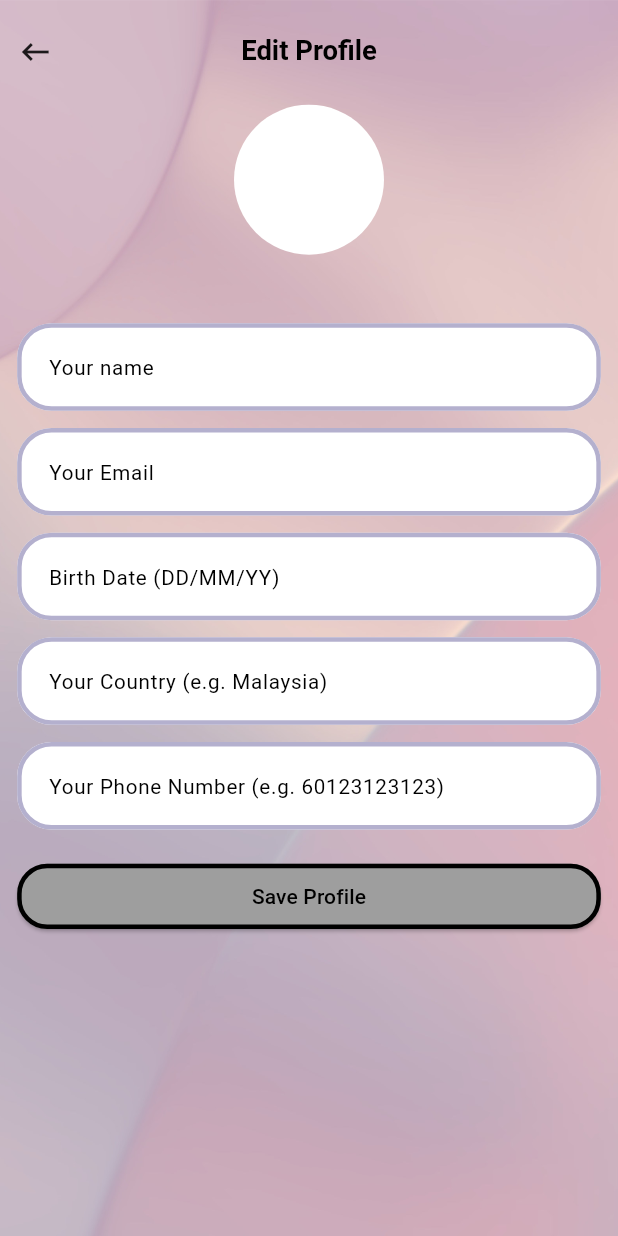
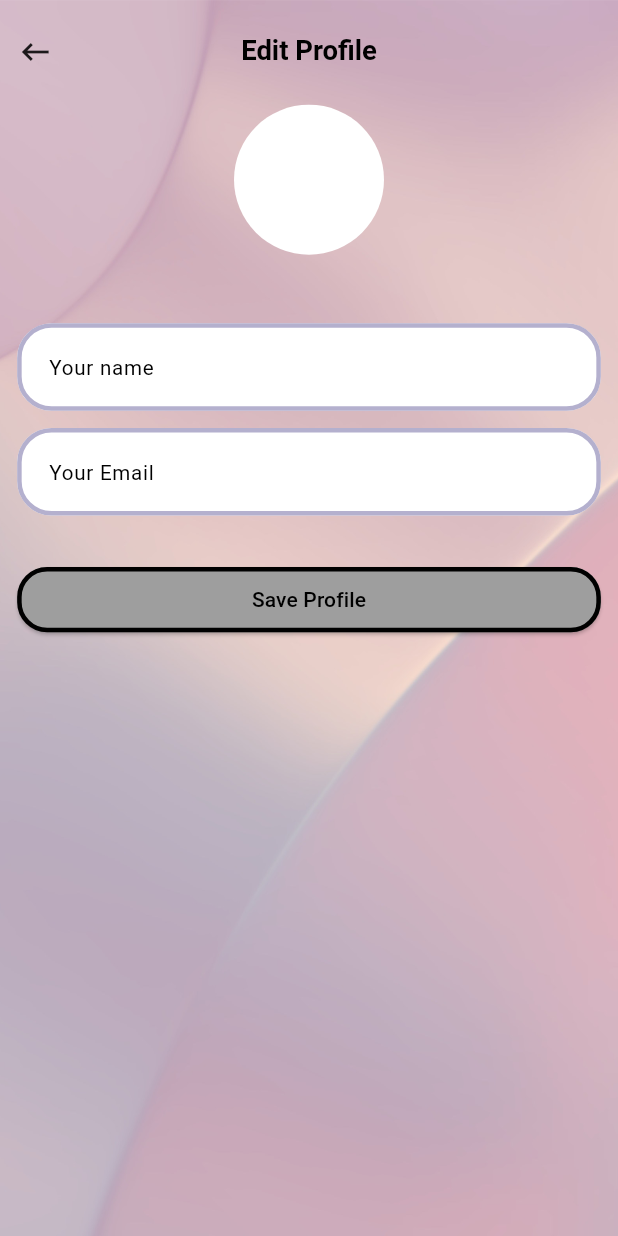
Before and after one commit to nisahabiba/mawadda_app, a Flutter app: the EditProfilePage widget shown alone on an empty page, opened directly, on a phone screen of 412 x 824 dp. Run offline on Flutter 3.47's test engine with Material 3 defaults, Android fonts, the phone set to English and light mode, and no system bars; our stand-ins replace auto_route, basic_utils, bloc, cloud_firestore, dartz, equatable and 13 more; missing offline and left inert: flutter_inappwebview; accounts and stored records are empty; statements that could not run were skipped.

Commit message:
replace some fields on edit profile

```diff
--- a/lib/auth/pages/login_page.dart
+++ b/lib/auth/pages/login_page.dart
@@ -1,4 +1,4 @@
-// ignore_for_file: unrelated_type_equality_checks
+// ignore_for_file: unrelated_type_equality_checks, unused_import
 
 import 'package:auto_route/auto_route.dart';
 import 'package:flutter/material.dart';
--- a/lib/home/pages/home_view.dart
+++ b/lib/home/pages/home_view.dart
@@ -1,3 +1,5 @@
+// ignore_for_file: unused_import
+
 import 'package:auto_route/auto_route.dart';
 import 'package:flutter/material.dart';
 import 'package:flutter_screenutil/flutter_screenutil.dart';
--- a/lib/profile/pages/edit_profile_page.dart
+++ b/lib/profile/pages/edit_profile_page.dart
@@ -109,45 +109,45 @@ class _EditProfilePageState extends State<EditProfilePage> {
             SizedBox(
               height: 10.h,
             ),
-            FormComponent(
-              formKey: 'birthdate',
-              controller: birthCtr,
-              hintText: 'Birth Date (DD/MM/YY)',
-              textInputType: TextInputType.datetime,
-              isReadOnly: true,
-              validator: (value) {},
-              onTap: () async {
-                final DateTime? date = await showDatePicker(
-                  context: context,
-                  initialDate: DateTime.now(),
-                  firstDate: DateTime(1950),
-                  lastDate: DateTime.now(),
-                  onDatePickerModeChange: (value) {},
-                );
-                setState(() {
-                  birthCtr.text =
-                      DateFormat('dd/MM/yyyy').format(date!).toString();
-                });
-              },
-            ),
-            SizedBox(
-              height: 10.h,
-            ),
-            FormComponent(
-                formKey: 'country',
-                controller: countryCtr,
-                hintText: 'Your Country (e.g. Malaysia)',
-                textInputType: TextInputType.text,
-                validator: (value) {}),
-            SizedBox(
-              height: 10.h,
-            ),
-            FormComponent(
-                formKey: 'phone',
-                controller: phoneCtr,
-                hintText: 'Your Phone Number (e.g. 60123123123)',
-                textInputType: TextInputType.number,
-                validator: (value) {}),
+            // FormComponent(
+            //   formKey: 'birthdate',
+            //   controller: birthCtr,
+            //   hintText: 'Birth Date (DD/MM/YY)',
+            //   textInputType: TextInputType.datetime,
+            //   isReadOnly: true,
+            //   validator: (value) {},
+            //   onTap: () async {
+            //     final DateTime? date = await showDatePicker(
+            //       context: context,
+            //       initialDate: DateTime.now(),
+            //       firstDate: DateTime(1950),
+            //       lastDate: DateTime.now(),
+            //       onDatePickerModeChange: (value) {},
+            //     );
+            //     setState(() {
+            //       birthCtr.text =
+            //           DateFormat('dd/MM/yyyy').format(date!).toString();
+            //     });
+            //   },
+            // ),
+            // SizedBox(
+            //   height: 10.h,
+            // ),
+            // FormComponent(
+            //     formKey: 'country',
+            //     controller: countryCtr,
+            //     hintText: 'Your Country (e.g. Malaysia)',
+            //     textInputType: TextInputType.text,
+            //     validator: (value) {}),
+            // SizedBox(
+            //   height: 10.h,
+            // ),
+            // FormComponent(
+            //     formKey: 'phone',
+            //     controller: phoneCtr,
+            //     hintText: 'Your Phone Number (e.g. 60123123123)',
+            //     textInputType: TextInputType.number,
+            //     validator: (value) {}),
             SizedBox(
               height: 20.h,
             ),
```
Also changed, not shown: lib/main.dart (+5 -5 lines).
